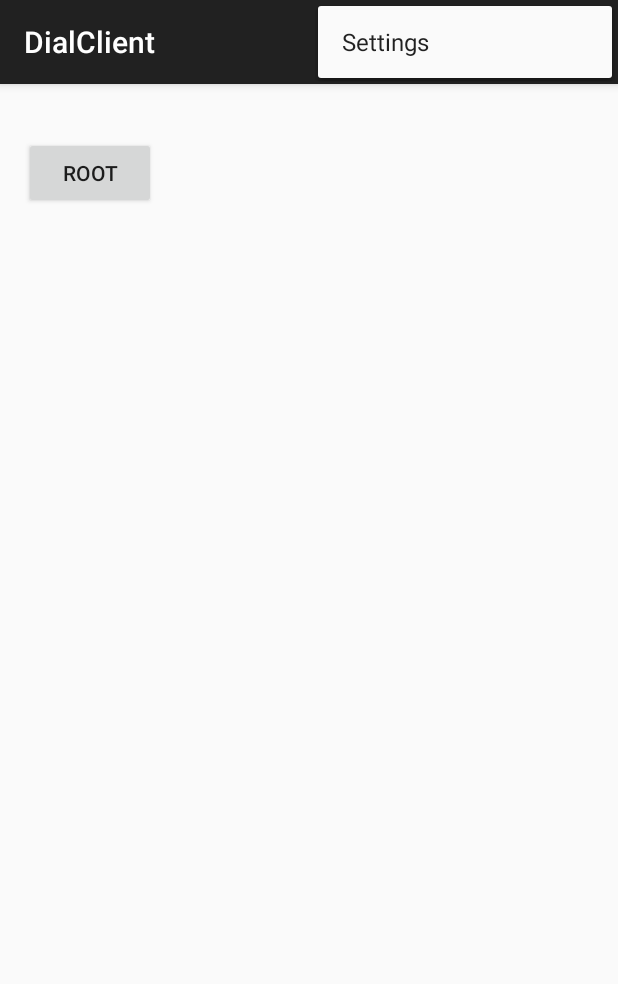
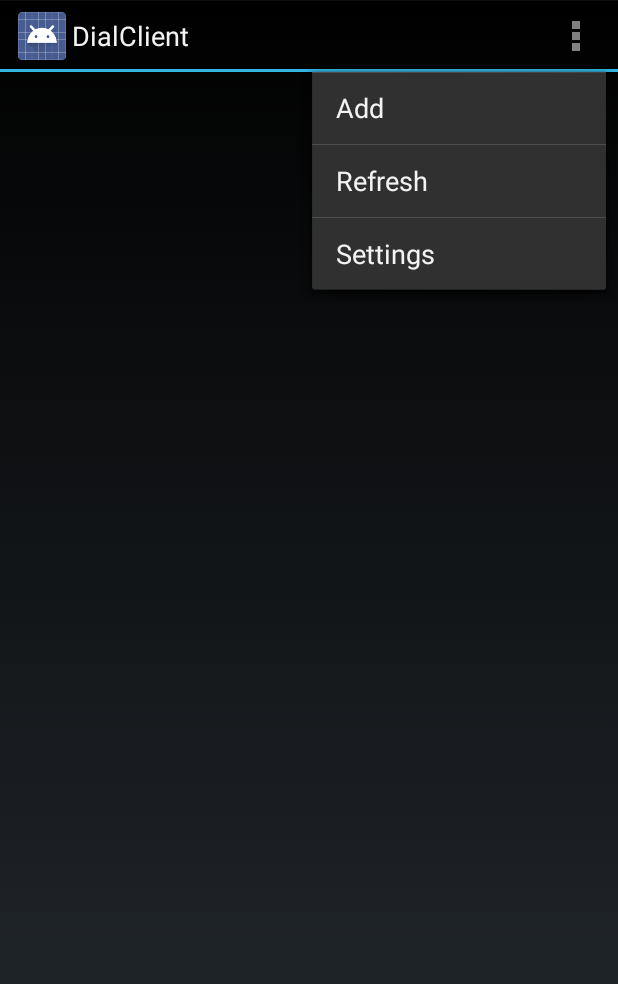
Before and after one commit to zhouzhao/DialClient, an Android app: the screen it shows after launch (MainActivity), with the options menu open, on a phone screen of 412 x 824 dp. Shown: the top 984 px of the screen. Run offline under Robolectric (Android 15) with nearby library versions, the phone set to English and light mode, and no system bars; 1 statement that could not run was skipped.

```diff
--- a/app/src/main/res/layout/activity_main.xml
+++ b/app/src/main/res/layout/activity_main.xml
@@ -7,15 +7,5 @@
     android:orientation="vertical"
     tools:context=".MainActivity">
 
-    <TextView
-        android:id="@+id/main_text"
-        android:layout_width="wrap_content"
-        android:layout_height="wrap_content" />
-
-    <Button
-        android:layout_width="wrap_content"
-        android:layout_height="wrap_content"
-        android:text="root"
-        android:onClick="onRootClicked"/>
 
 </LinearLayout>
--- a/app/src/main/res/layout/fragment_account_dialog.xml
+++ b/app/src/main/res/layout/fragment_account_dialog.xml
@@ -6,13 +6,13 @@
 
     <EditText
         android:id="@+id/first_name"
-        android:layout_width="wrap_content"
+        android:layout_width="match_parent"
         android:layout_height="wrap_content"
         android:hint="first name"/>
 
     <EditText
         android:id="@+id/last_name"
-        android:layout_width="wrap_content"
+        android:layout_width="match_parent"
         android:layout_height="wrap_content"
         android:hint="last name"/>
 
--- a/app/src/main/res/menu/menu_main.xml
+++ b/app/src/main/res/menu/menu_main.xml
@@ -2,9 +2,14 @@
     xmlns:app="http://schemas.android.com/apk/res-auto"
     xmlns:tools="http://schemas.android.com/tools" tools:context=".MainActivity">
 
-    <item android:id="@+id/action_accounts"
+    <item android:id="@+id/action_plus"
         android:icon="@drawable/ic_action_new"
-        android:title="Accounts"
+        android:title="Add"
+        app:showAsAction="ifRoom"/>
+
+    <item android:id="@+id/action_refresh"
+        android:icon="@drawable/ic_action_refresh"
+        android:title="Refresh"
         app:showAsAction="ifRoom"/>
 
     <item android:id="@+id/action_settings"
--- a/app/src/main/res/values/styles.xml
+++ b/app/src/main/res/values/styles.xml
@@ -1,7 +1,7 @@
 <resources>
 
     <!-- Base application theme. -->
-    <style name="AppTheme" parent="Theme.AppCompat.Light.DarkActionBar">
+    <style name="AppTheme" parent="android:Theme.Holo">
         <!-- Customize your theme here. -->
     </style>
 
```
Also changed, not shown: app/src/main/java/cs/usc/edu/dialclient/Accounts.java (added, +14 -0 lines), app/src/main/java/cs/usc/edu/dialclient/MainActivity.java (+79 -15 lines), app/src/main/res/layout/item_account.xml (added, +16 -0 lines), app/src/main/res/drawable-hdpi/ic_action_refresh.png (added).
